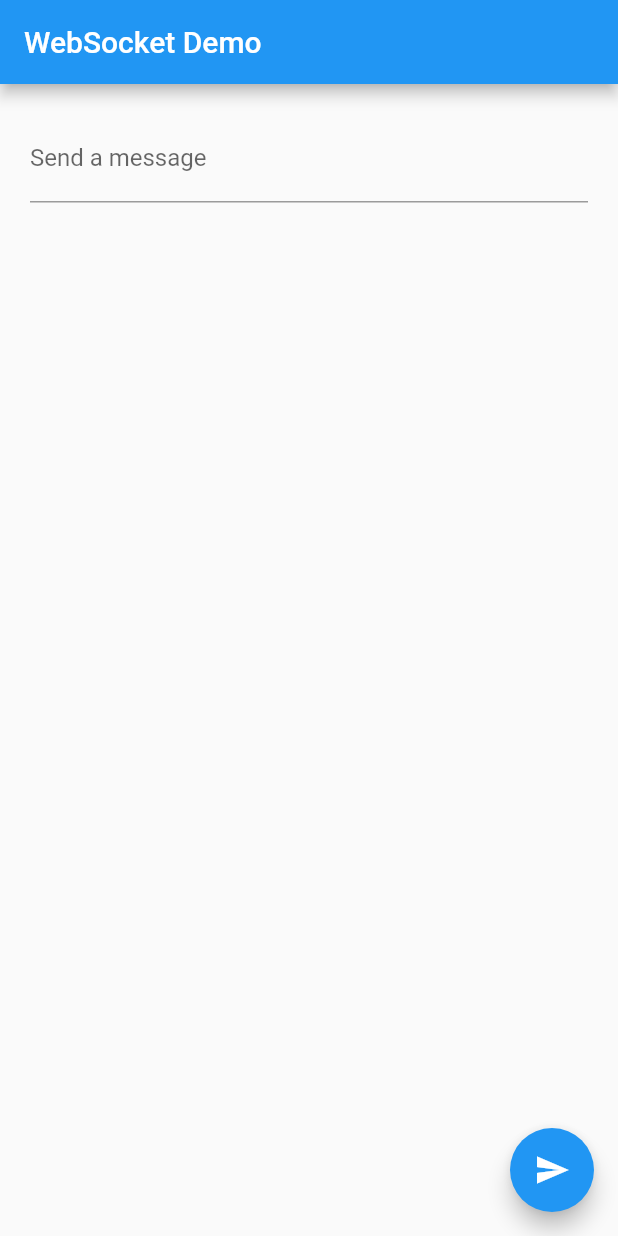
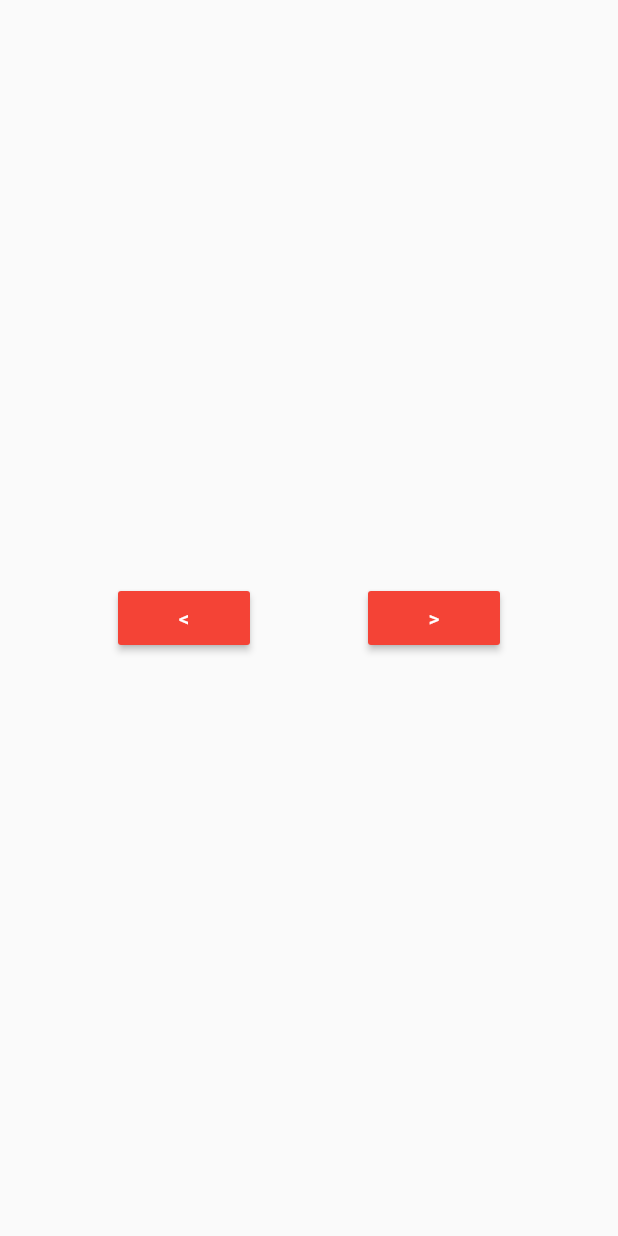
Before and after one commit to Aleadinglight/Game-Controller, a Flutter app: the screen it shows after launch, on a phone screen of 412 x 824 dp. Run offline on Flutter 3.47's test engine with Material 2 defaults, Android fonts, the phone set to English and light mode, and no system bars; network calls fail.

Commit message:
added controller.dart

```diff
--- /dev/null
+++ b/lib/controller.dart
@@ -0,0 +1,44 @@
+import 'package:web_socket_channel/io.dart';
+import 'package:flutter/material.dart';
+import 'package:web_socket_channel/web_socket_channel.dart';
+
+class Controller extends StatelessWidget{
+
+  final channel= IOWebSocketChannel.connect('ws://192.168.0.100:3000');
+
+  void _sendMoveLeft(){
+    channel.sink.add('Left');
+  }
+
+  void _sendMoveRight(){
+    channel.sink.add('Right');
+  }
+
+  @override
+  Widget build(BuildContext context) {
+    return Scaffold(
+      body:
+      new Center(
+        child: new Row(
+          mainAxisAlignment: MainAxisAlignment.spaceEvenly,
+          children: <Widget>[
+            new RaisedButton(
+              padding: const EdgeInsets.all(8.0),
+              textColor: Colors.white,
+              color: Colors.red,
+              onPressed: _sendMoveLeft,
+              child: new Text("<"),
+            ),
+            new RaisedButton(
+              padding: const EdgeInsets.all(8.0),
+              textColor: Colors.white,
+              color: Colors.red,
+              onPressed: _sendMoveRight,
+              child: new Text(">"),
+            ),
+          ],
+        ),
+      )
+    );
+  }
+}
--- a/lib/main.dart
+++ b/lib/main.dart
@@ -2,6 +2,7 @@ import 'package:flutter/foundation.dart';
 import 'package:web_socket_channel/io.dart';
 import 'package:flutter/material.dart';
 import 'package:web_socket_channel/web_socket_channel.dart';
+import 'package:game_controller/controller.dart';
 
 void main() => runApp(MyApp());
 
@@ -13,7 +14,7 @@ class MyApp extends StatelessWidget {
       title: title,
       home: MyHomePage(
         title: title,
-        channel: IOWebSocketChannel.connect('ws://192.168.0.100:3000'),
+
       ),
     );
   }
@@ -21,9 +22,8 @@ class MyApp extends StatelessWidget {
 
 class MyHomePage extends StatefulWidget {
   final String title;
-  final WebSocketChannel channel;
 
-  MyHomePage({Key key, @required this.title, @required this.channel})
+  MyHomePage({Key key, @required this.title,})
       : super(key: key);
 
   @override
@@ -31,55 +31,11 @@ class MyHomePage extends StatefulWidget {
 }
 
 class _MyHomePageState extends State<MyHomePage> {
-  TextEditingController _controller = TextEditingController();
 
   @override
   Widget build(BuildContext context) {
-    return Scaffold(
-      appBar: AppBar(
-        title: Text(widget.title),
-      ),
-      body: Padding(
-        padding: const EdgeInsets.all(20.0),
-        child: Column(
-          crossAxisAlignment: CrossAxisAlignment.start,
-          children: <Widget>[
-            Form(
-              child: TextFormField(
-                controller: _controller,
-                decoration: InputDecoration(labelText: 'Send a message'),
-              ),
-            ),
-            StreamBuilder(
-              stream: widget.channel.stream,
-              builder: (context, snapshot) {
-                return Padding(
-                  padding: const EdgeInsets.symmetric(vertical: 24.0),
-                  child: Text(snapshot.hasData ? '${snapshot.data}' : ''),
-                );
-              },
-            )
-          ],
-        ),
-      ),
-      floatingActionButton: FloatingActionButton(
-        onPressed: _sendMessage,
-        tooltip: 'Send message',
-        child: Icon(Icons.send),
-      ), // This trailing comma makes auto-formatting nicer for build methods.
-    );
+    return Controller();
   }
 
-  void _sendMessage() {
-    if (_controller.text.isNotEmpty) {
-      widget.channel.sink.add(_controller.text);
-      print(_controller.text);
-    }
-  }
 
-  @override
-  void dispose() {
-    widget.channel.sink.close();
-    super.dispose();
-  }
 }
```
